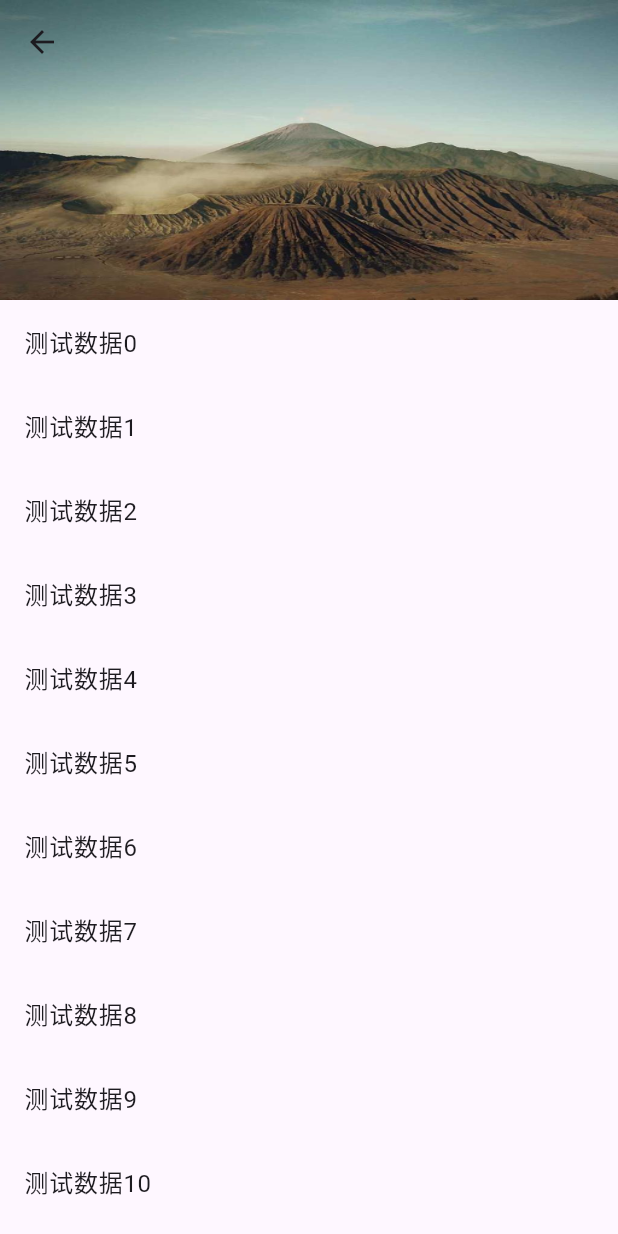
After one commit to simonyang81/practice_flutter, a Flutter app: the NestScrollBaseUsePage screen opened by its route, on a phone screen of 412 x 824 dp. The commit adds this screen. Run offline on Flutter 3.47's test engine with Material 3 defaults, Android fonts, the phone set to English and light mode, and no system bars; our stand-ins replace csv, flutter_hooks, flutter_spinkit, get, open_file, rflutter_alert and 1 more; missing offline and left inert: excel.

Commit message:
NestScrollBaseUsePage

```diff
--- /dev/null
+++ b/lib/nested_scroll_view_example/nested_scroll_base_use_page.dart
@@ -0,0 +1,133 @@
+import 'package:flutter/material.dart';
+
+class NestScrollBaseUsePage extends StatefulWidget {
+  const NestScrollBaseUsePage({super.key});
+
+  @override
+  State<NestScrollBaseUsePage> createState() => _NestScrollBaseUsePageState();
+}
+
+class _NestScrollBaseUsePageState extends State<NestScrollBaseUsePage> {
+
+  ///SliverAppBar中配置的flexibleSpace展开的高度
+  double expandedHeight = 200.0;
+
+  ///NestedScrollView的滚动控制器
+  final ScrollController _scrollController = ScrollController();
+
+  ///透明组件的透明度比率
+  ///0.0 -1.0
+  double slidRatio = 0.0;
+
+  @override
+  void initState() {
+    super.initState();
+
+    _scrollController.addListener(() {
+      ///获取滚动距离
+      double offset = _scrollController.offset;
+
+      ///在这里配置的可折叠的高度为200;
+      ///AppBar的高度为[kToolbarHeight] 56.0
+      double toolbarHeight = kToolbarHeight;
+
+      ///当滑动的距离 offset 大于 [flagHeight]
+      ///这个值时，代表折叠的内容区已开始隐藏
+      double flagHeight = 200 - toolbarHeight * 2;
+      if (offset > flagHeight) {
+        ///计算透明度
+        slidRatio = (offset - flagHeight) / toolbarHeight;
+        debugPrint("-->> 滑动的距离 $offset slidRatio $slidRatio");
+        if (slidRatio > 1) {
+          slidRatio = 1.0;
+        }
+        setState(() {});
+      }
+    });
+  }
+
+
+  @override
+  Widget build(BuildContext context) {
+    return Scaffold(
+      body: _buildSingleScrollView(),
+    );
+  }
+
+  Widget _buildSingleScrollView() {
+    return NestedScrollView(
+      controller: _scrollController,
+
+      ///超出显示内容区域的Widget
+      body: _buildChildWidget(),
+
+      ///配置可折叠的头布局
+      headerSliverBuilder: (BuildContext context, bool innerBoxIsScrolled) {
+        return [_buildSliverAppBar()];
+      },
+    );
+  }
+
+  _buildSliverAppBar() {
+    return SliverAppBar(
+      title: _buildHeader(),
+
+      ///标题居中
+      centerTitle: true,
+
+      ///当此值为true时 SliverAppBar 会固定在页面顶部
+      ///当此值为false时 SliverAppBar 会随着滑动向上滑动
+      pinned: true,
+
+      ///当值为true时 SliverAppBar设置的title会随着上滑动隐藏
+      ///然后配置的bottom会显示在原AppBar的位置
+      ///当值为false时 SliverAppBar设置的title会不会隐藏
+      ///然后配置的bottom会显示在原AppBar设置的title下面
+      floating: false,
+
+      ///当snap配置为true时，向下滑动页面，SliverAppBar（以及其中配置的flexibleSpace内容）会立即显示出来，
+      ///反之当snap配置为false时，向下滑动时，只有当ListView的数据滑动到顶部时，SliverAppBar才会下拉显示出来。
+      snap: false,
+
+      ///展开的高度
+      expandedHeight: expandedHeight,
+
+      ///AppBar下的内容区域
+      flexibleSpace: FlexibleSpaceBar(
+        ///背景
+        ///配置的是一个widget也就是说在这里可以使用任意的
+        ///Widget组合 在这里直接使用的是一个图片
+        background: Image.asset(
+          "assets/images/523-1024x768.jpg",
+          height: expandedHeight,
+          width: MediaQuery.of(context).size.width,
+          fit: BoxFit.fill,
+        ),
+      ),
+    );
+  }
+
+
+  Widget _buildChildWidget() {
+    return ListView.builder(
+      padding: EdgeInsets.zero,
+      itemBuilder: (BuildContext context, int index) {
+        return ListTile(
+          title: Text("测试数据$index"),
+        );
+      },
+      itemCount: 100,
+    );
+  }
+
+  Widget _buildHeader() {
+    ///透明组件
+    return Opacity(
+      ///透明度
+      opacity: slidRatio,
+      child: const Text("这里是标题"),
+    );
+  }
+
+
+}
--- a/lib/routes/pages.dart
+++ b/lib/routes/pages.dart
@@ -27,6 +27,7 @@ import 'package:practice_flutter/heating_example/heating_example.dart';
 import 'package:practice_flutter/hook_example/hook_example.dart';
 import 'package:practice_flutter/layout_example/layout_example.dart';
 import 'package:practice_flutter/list_example/list_view_example.dart';
+import 'package:practice_flutter/nested_scroll_view_example/nested_scroll_view_example2.dart';
 import 'package:practice_flutter/overflow_box_example/overflow_box_example.dart';
 import 'package:practice_flutter/painter_example/painter_example.dart';
 import 'package:practice_flutter/preview_file/preview_excel_file.dart';
@@ -45,6 +46,9 @@ import '../aspect_ratio_example/aspect_ratio_example.dart';
 import '../button_example/button_example.dart';
 import '../dialog_example/dialog_example.dart';
 import '../material_app_example/material_app_example1.dart';
+import '../nested_scroll_view_example/nested_scroll_base_use_page.dart';
+import '../nested_scroll_view_example/nested_scroll_base_use_page3.dart';
+import '../nested_scroll_view_example/nested_scroll_view_example.dart';
 import '../padding_example/padding_example.dart';
 import '../scaffold_example/scaffold_example.dart';
 import '../tab_bar_example/tab_bar_example.dart';
@@ -207,6 +211,14 @@ class Pages {
 
     GetPage(name: Routes.dropdownButtonExample, page: () => const DropdownButtonExample(), transition: Transition.rightToLeft,),
 
+    GetPage(name: Routes.nestedScrollViewExample, page: () => const NestedScrollViewExample(), transition: Transition.rightToLeft,),
+
+    GetPage(name: Routes.nestedScrollViewExample2, page: () => const NestedScrollViewExample2(), transition: Transition.rightToLeft,),
+
+    GetPage(name: Routes.nestedScrollViewBase, page: () => const NestScrollBaseUsePage(), transition: Transition.rightToLeft,),
+
+    GetPage(name: Routes.nestedScrollViewBase3, page: () => const NestScrollBaseUsePage3(), transition: Transition.rightToLeft,),
+
   ];
 
 
--- a/lib/routes/routes.dart
+++ b/lib/routes/routes.dart
@@ -55,6 +55,10 @@ abstract class Routes {
   static const shareCSVFileExample        = '/share-csv-file-example';
   static const previewExcelFile           = '/preview-excel-file';
   static const dropdownButtonExample      = '/dropdown-button-example';
+  static const nestedScrollViewExample    = '/nested-scroll-view-example';
+  static const nestedScrollViewExample2   = '/nested-scroll-view-example2';
+  static const nestedScrollViewBase       = '/nested-scroll-view-base';
+  static const nestedScrollViewBase3      = '/nested-scroll-view-base3';
 
 
 }
--- a/pubspec.yaml
+++ b/pubspec.yaml
@@ -46,3 +46,4 @@ flutter:
   assets:
     - assets/
     - assets/images/
+    - assets/images/2.0x/
```
Also changed, not shown: lib/main.dart (+24 -0 lines), lib/nested_scroll_view_example/item/item_page1.dart (added, +29 -0 lines), lib/nested_scroll_view_example/item/item_page2.dart (added, +33 -0 lines), lib/nested_scroll_view_example/nested_scroll_base_use_page3.dart (added, +327 -0 lines), lib/nested_scroll_view_example/nested_scroll_view_example2.dart (added, +80 -0 lines), assets/images/2.0x/banner1.webp (added), assets/images/2.0x/banner2.webp (added), assets/images/2.0x/banner3.webp (added), assets/images/2.0x/banner4.webp (added), assets/images/523-1024x768.jpg (added).
